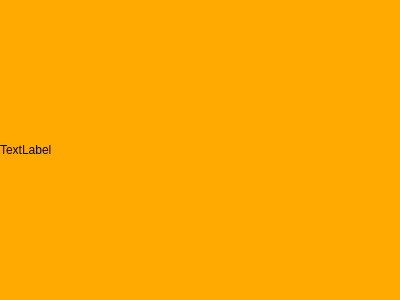
This is controls/filespanel.ui in maxd/qtmgr.prototype as Qt 5 draws it before an edit. The edited form follows.
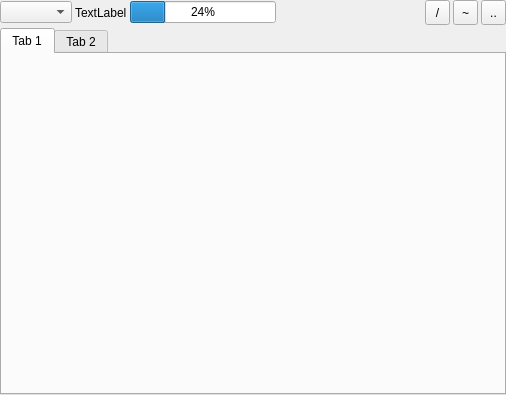
This is the edited form.

Commit message: Implemented prototype of FilesPanel control (UI only)

The edit to the form file:
```diff
--- a/controls/filespanel.ui
+++ b/controls/filespanel.ui
@@ -6,26 +6,128 @@
    <rect>
     <x>0</x>
     <y>0</y>
-    <width>400</width>
-    <height>300</height>
+    <width>506</width>
+    <height>395</height>
    </rect>
   </property>
   <property name="windowTitle">
    <string>Form</string>
   </property>
-  <property name="styleSheet">
-   <string notr="true">background-color: rgb(255, 170, 0);</string>
-  </property>
   <layout class="QGridLayout" name="gridLayout">
    <property name="margin">
     <number>0</number>
    </property>
+   <property name="spacing">
+    <number>0</number>
+   </property>
    <item row="0" column="0">
-    <widget class="QLabel" name="label">
-     <property name="text">
-      <string>TextLabel</string>
+    <layout class="QVBoxLayout" name="verticalLayout">
+     <property name="spacing">
+      <number>3</number>
      </property>
-    </widget>
+     <item>
+      <layout class="QHBoxLayout" name="horizontalLayout">
+       <item>
+        <widget class="QComboBox" name="comboBox"/>
+       </item>
+       <item>
+        <widget class="QLabel" name="label">
+         <property name="text">
+          <string>TextLabel</string>
+         </property>
+        </widget>
+       </item>
+       <item>
+        <widget class="QProgressBar" name="progressBar">
+         <property name="value">
+          <number>24</number>
+         </property>
+         <property name="alignment">
+          <set>Qt::AlignCenter</set>
+         </property>
+        </widget>
+       </item>
+       <item>
+        <spacer name="horizontalSpacer">
+         <property name="orientation">
+          <enum>Qt::Horizontal</enum>
+         </property>
+         <property name="sizeHint" stdset="0">
+          <size>
+           <width>40</width>
+           <height>20</height>
+          </size>
+         </property>
+        </spacer>
+       </item>
+       <item>
+        <widget class="QToolButton" name="toolButton">
+         <property name="minimumSize">
+          <size>
+           <width>25</width>
+           <height>25</height>
+          </size>
+         </property>
+         <property name="text">
+          <string>/</string>
+         </property>
+        </widget>
+       </item>
+       <item>
+        <widget class="QToolButton" name="toolButton_2">
+         <property name="minimumSize">
+          <size>
+           <width>25</width>
+           <height>25</height>
+          </size>
+         </property>
+         <property name="text">
+          <string>~</string>
+         </property>
+        </widget>
+       </item>
+       <item>
+        <widget class="QToolButton" name="toolButton_3">
+         <property name="minimumSize">
+          <size>
+           <width>25</width>
+           <height>25</height>
+          </size>
+         </property>
+         <property name="text">
+          <string>..</string>
+         </property>
+        </widget>
+       </item>
+      </layout>
+     </item>
+     <item>
+      <widget class="QTabWidget" name="tabWidget">
+       <property name="sizePolicy">
+        <sizepolicy hsizetype="Expanding" vsizetype="Expanding">
+         <horstretch>0</horstretch>
+         <verstretch>0</verstretch>
+        </sizepolicy>
+       </property>
+       <property name="currentIndex">
+        <number>0</number>
+       </property>
+       <widget class="QWidget" name="tab">
+        <attribute name="title">
+         <string>Tab 1</string>
+        </attribute>
+       </widget>
+       <widget class="QWidget" name="tab_2">
+        <attribute name="title">
+         <string>Tab 2</string>
+        </attribute>
+       </widget>
+      </widget>
+     </item>
+     <item>
+      <layout class="QHBoxLayout" name="horizontalLayout_2"/>
+     </item>
+    </layout>
    </item>
   </layout>
  </widget>
```
The commit also changes 1 other file.
